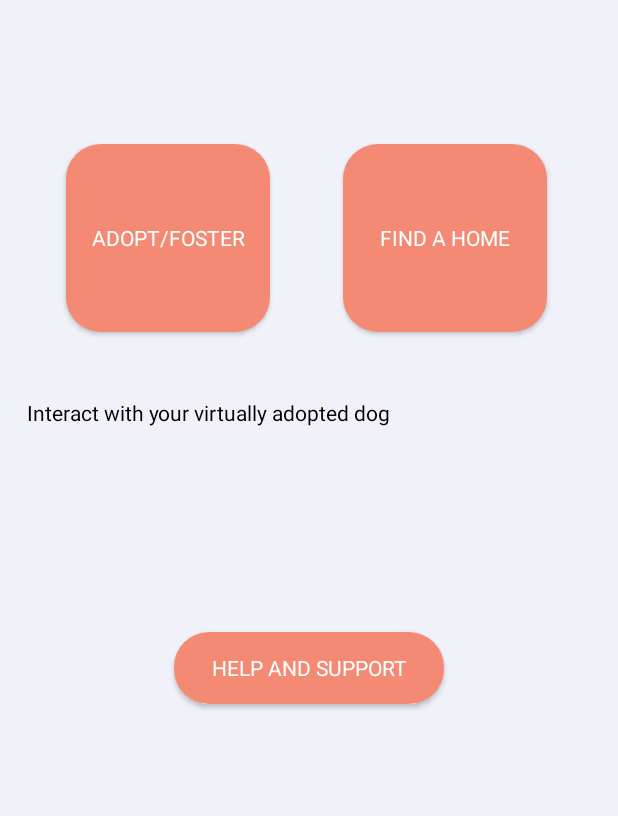
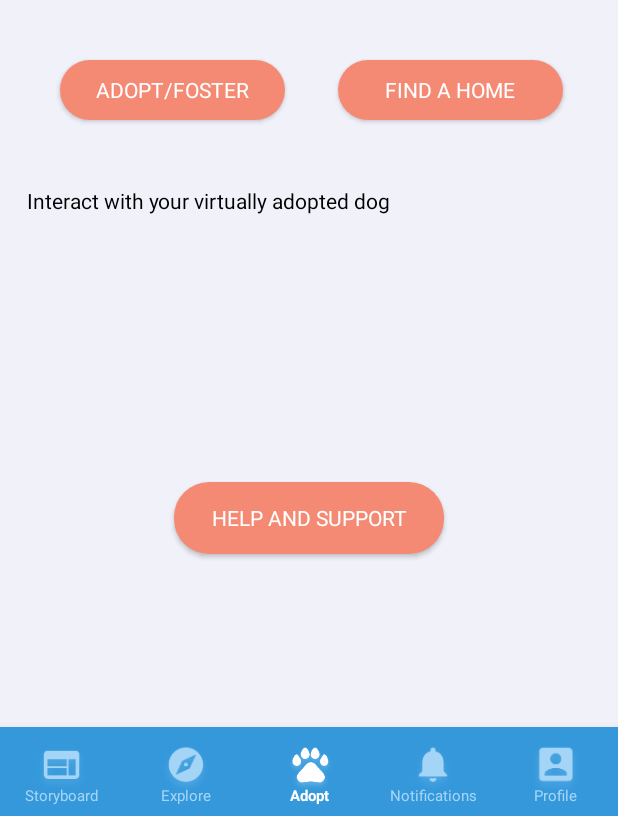
Before and after one commit to eshankd/GetPet, an Android app: the AdoptFoster screen opened directly, with no data from a screen before it, on a phone screen of 412 x 824 dp, the part 420-1236 px from its top. Run offline under Robolectric (Android 15) with nearby library versions, the phone set to English and light mode, and no system bars; Roboto replaces fonts that are not available here.

Commit message:
Added working navbar to adopt/foster page

```diff
--- a/app/src/main/AndroidManifest.xml
+++ b/app/src/main/AndroidManifest.xml
@@ -1,5 +1,6 @@
 <?xml version="1.0" encoding="utf-8"?>
 <manifest xmlns:android="http://schemas.android.com/apk/res/android"
+    xmlns:tools="http://schemas.android.com/tools"
     package="com.example.getpet">
 
     <application
--- a/app/src/main/java/com/example/getpet/AdoptFoster.java
+++ b/app/src/main/java/com/example/getpet/AdoptFoster.java
@@ -1,19 +1,51 @@
 package com.example.getpet;
 
+import androidx.annotation.NonNull;
 import androidx.appcompat.app.AppCompatActivity;
 
 import android.content.Intent;
 import android.os.Bundle;
+import android.view.MenuItem;
 import android.view.View;
 import android.widget.Button;
 
+import com.google.android.material.bottomnavigation.BottomNavigationView;
+
 public class AdoptFoster extends AppCompatActivity {
+
+    BottomNavigationView navBar;
 
     @Override
     protected void onCreate(Bundle savedInstanceState) {
         super.onCreate(savedInstanceState);
         setContentView(R.layout.activity_adopt_foster);
 
+        navBar = findViewById(R.id.bottom_navbar);
+        navBar.setSelectedItemId(R.id.adopt);
+
+        navBar.setOnNavigationItemSelectedListener(new BottomNavigationView.OnNavigationItemSelectedListener() {
+            @Override
+            public boolean onNavigationItemSelected(@NonNull MenuItem item) {
+                switch(item.toString()) {
+                    case "Storyboard":
+                        //Do something
+                        break;
+                    case "Explore":
+                        //Do something
+                        break;
+                    case "Adopt":
+                        //Do something
+                        break;
+                    case "Notifications":
+                        //Do something
+                        break;
+                    case "Profile":
+                        //Do something
+                        break;
+                }
+                return true;
+            }
+        });
         adoptFoster();
         findAHome();
     }
--- a/app/src/main/java/com/example/getpet/MainActivity.java
+++ b/app/src/main/java/com/example/getpet/MainActivity.java
@@ -61,7 +61,7 @@ public class MainActivity extends AppCompatActivity {
                 Log.d("email", email);
                 Log.d("pass", password);
 
-                if(validateForm(email, password)){
+                if(!validateForm(email, password)){
                     Toast.makeText(MainActivity.this, "Please enter username and password", Toast.LENGTH_SHORT).show();
                     return;
                 }
--- /dev/null
+++ b/app/src/main/res/drawable/bottom_navigation_selector.xml
@@ -0,0 +1,6 @@
+<?xml version="1.0" encoding="utf-8"?>
+<selector xmlns:android="http://schemas.android.com/apk/res/android">
+    <item android:state_checked="true"
+        android:color="#FFFFFF"/>
+    <item android:color="#A5D5F6" />
+</selector>
--- a/app/src/main/res/layout/activity_adopt_foster.xml
+++ b/app/src/main/res/layout/activity_adopt_foster.xml
@@ -22,10 +22,10 @@
 
     <Button
         android:id="@+id/adoptfoster"
-        android:layout_width="136dp"
-        android:layout_height="125dp"
-        android:layout_marginStart="44dp"
-        android:layout_marginTop="96dp"
+        android:layout_width="150dp"
+        android:layout_height="40dp"
+        android:layout_marginStart="40dp"
+        android:layout_marginTop="40dp"
         android:background="@drawable/button_design"
         android:fontFamily="@font/alike_angular"
         android:text="@string/adoptFoster"
@@ -35,17 +35,17 @@
 
     <Button
         android:id="@+id/findahome"
-        android:layout_width="136dp"
-        android:layout_height="125dp"
+        android:layout_width="150dp"
+        android:layout_height="40dp"
         android:layout_marginStart="48dp"
-        android:layout_marginTop="96dp"
-        android:layout_marginEnd="44dp"
+        android:layout_marginTop="40dp"
+        android:layout_marginEnd="40dp"
         android:background="@drawable/button_design"
         android:fontFamily="@font/alike_angular"
         android:text="@string/findaHome"
         android:textColor="#FFFFFF"
         app:layout_constraintEnd_toEndOf="parent"
-        app:layout_constraintHorizontal_bias="0.17"
+        app:layout_constraintHorizontal_bias="0.809"
         app:layout_constraintStart_toEndOf="@+id/adoptfoster"
         app:layout_constraintTop_toBottomOf="@+id/imageView6" />
 
@@ -59,7 +59,7 @@
         android:fontFamily="@font/alike_angular"
         android:text="@string/helpandSupport"
         android:textColor="#FFFFFF"
-        app:layout_constraintBottom_toBottomOf="parent"
+        app:layout_constraintBottom_toTopOf="@id/bottom_navbar"
         app:layout_constraintEnd_toEndOf="parent"
         app:layout_constraintStart_toStartOf="parent"
         app:layout_constraintTop_toBottomOf="@+id/scrollView3" />
@@ -134,4 +134,19 @@
             android:layout_height="wrap_content"
             android:orientation="vertical" />
     </ScrollView>
+
+    <com.google.android.material.bottomnavigation.BottomNavigationView
+        android:id="@+id/bottom_navbar"
+        android:layout_width="match_parent"
+        android:layout_height="wrap_content"
+        android:layout_gravity="start"
+        android:background="#3498DB"
+        app:flow_horizontalBias="0.5"
+        app:itemIconTint= "@drawable/bottom_navigation_selector"
+        app:itemTextColor= "@drawable/bottom_navigation_selector"
+        app:labelVisibilityMode="labeled"
+        app:layout_constraintBottom_toBottomOf="parent"
+        app:layout_constraintStart_toStartOf="parent"
+        app:itemIconSize="40dp"
+        app:menu="@menu/bottom_navbar_menu" />
 </androidx.constraintlayout.widget.ConstraintLayout>
--- a/app/src/main/res/layout/activity_main.xml
+++ b/app/src/main/res/layout/activity_main.xml
@@ -103,7 +103,8 @@
         android:textSize="10dp"
         app:layout_constraintEnd_toEndOf="parent"
         app:layout_constraintStart_toStartOf="parent"
-        app:layout_constraintTop_toBottomOf="@+id/signup" />
+        app:layout_constraintTop_toBottomOf="@+id/signup"
+        app:layout_constraintBottom_toBottomOf="parent"/>
 
 
 </androidx.constraintlayout.widget.ConstraintLayout>
--- /dev/null
+++ b/app/src/main/res/values/dimens.xml
@@ -0,0 +1,6 @@
+<?xml version="1.0" encoding="utf-8"?>
+<resources>
+    <dimen name="design_bottom_navigation_text_size">10sp</dimen>
+    <dimen name="design_bottom_navigation_active_text_size">10sp</dimen>
+    <dimen name="design_bottom_navigation_height">59dp</dimen>
+</resources>
```
Also changed, not shown: app/src/main/java/com/example/getpet/petprofileview.java (+32 -0 lines), app/src/main/res/layout/activity_petprofileview.xml (+5 -3 lines), app/src/main/res/layout/adopt_list_layout.xml (added, +17 -0 lines), app/src/main/res/xml/adopt_list_layout_scene.xml (added, +19 -0 lines).
